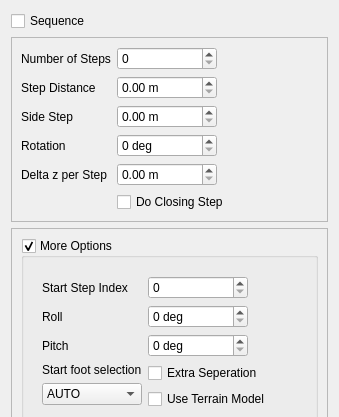
Before: the Qt Designer form vigir_footstep_planning_rviz_plugin/ui_forms/pattern_planning.ui in team-vigir/vigir_footstep_planning_visual_tools, drawn with Qt 5; both pictures show x 0 to 339 and y 0 to 417 of the 339 by 870 pixel window.
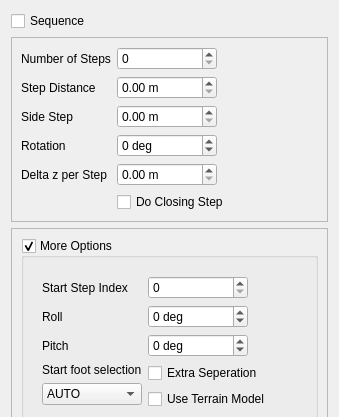
After: the same form once the commit is applied.

Commit message: fixed rotation spin boxes to range -180;180

What changed in the file:
```diff
--- a/vigir_footstep_planning_rviz_plugin/ui_forms/pattern_planning.ui
+++ b/vigir_footstep_planning_rviz_plugin/ui_forms/pattern_planning.ui
@@ -147,8 +147,11 @@
         <property name="prefix">
          <string/>
         </property>
+        <property name="minimum">
+         <number>-180</number>
+        </property>
         <property name="maximum">
-         <number>359</number>
+         <number>180</number>
         </property>
        </widget>
       </item>
@@ -265,8 +268,11 @@
               <property name="suffix">
                <string> deg</string>
               </property>
+              <property name="minimum">
+               <number>-180</number>
+              </property>
               <property name="maximum">
-               <number>359</number>
+               <number>180</number>
               </property>
              </widget>
             </item>
@@ -288,8 +294,11 @@
               <property name="suffix">
                <string> deg</string>
               </property>
+              <property name="minimum">
+               <number>-180</number>
+              </property>
               <property name="maximum">
-               <number>359</number>
+               <number>180</number>
               </property>
              </widget>
             </item>
```
